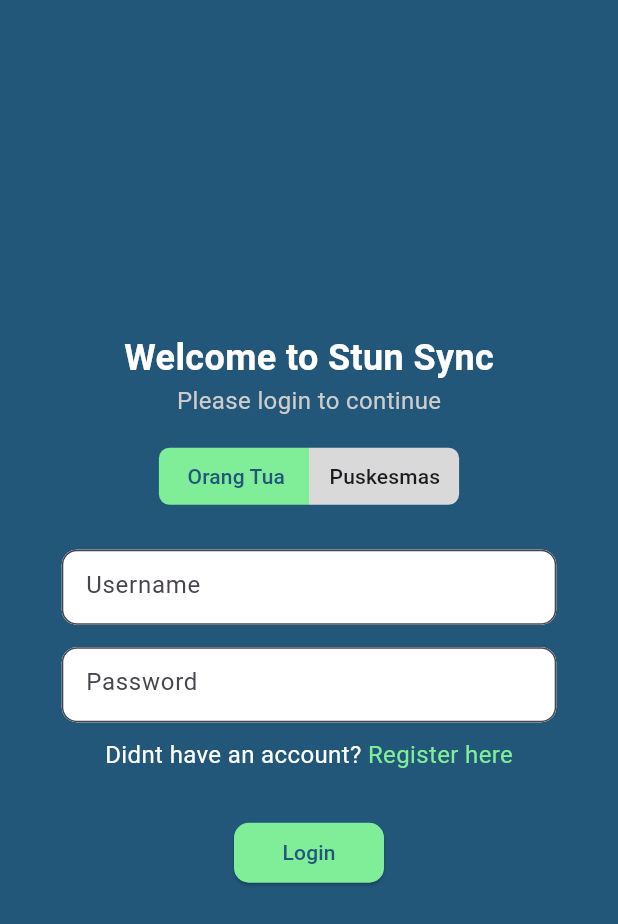
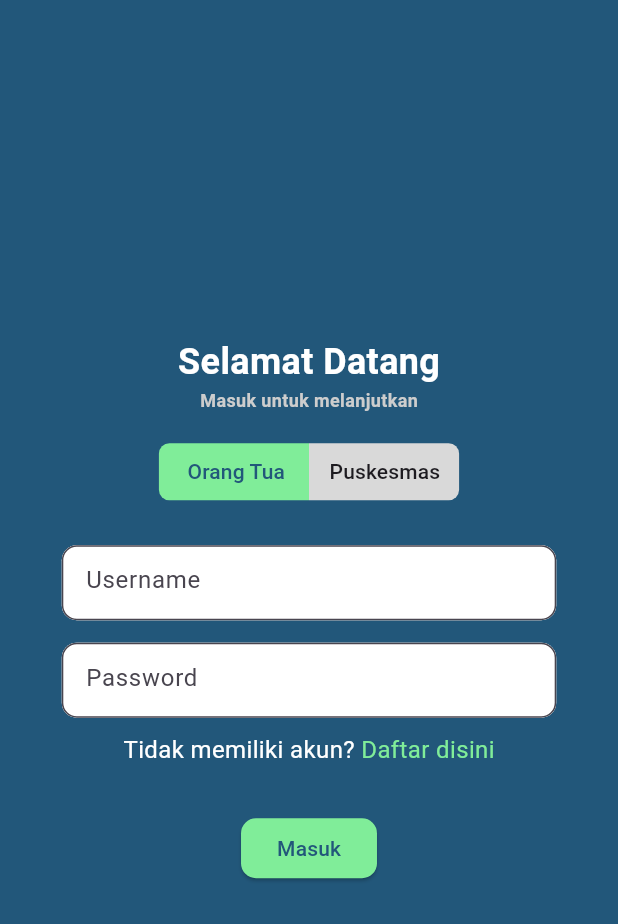
Before and after one commit to izasoerya/stun_sync, a Flutter app: the screen it shows after launch, on a phone screen of 412 x 824 dp. Shown: the top 924 px of the screen. Run offline on Flutter 3.47's test engine with Material 3 defaults, Android fonts, the phone set to English and light mode, and no system bars; our stand-ins replace awesome_snackbar_content, flutter_riverpod, go_router, riverpod, sqflite, syncfusion_flutter_charts; accounts and stored records are empty; Roboto replaces fonts that are missing (Poppins).

Commit message:
refactor title

```diff
--- a/lib/screen/login.dart
+++ b/lib/screen/login.dart
@@ -3,6 +3,7 @@ import 'package:sqflite/sqflite.dart';
 import 'package:flutter_riverpod/flutter_riverpod.dart';
 import 'package:awesome_snackbar_content/awesome_snackbar_content.dart';
 import 'package:stun_sync/components/atom/button_auth.dart';
+import 'package:stun_sync/components/atom/title_container.dart';
 import 'package:stun_sync/models/page_index.dart';
 import 'package:stun_sync/models/user_profile.dart';
 import 'package:stun_sync/router/page_router.dart';
@@ -43,21 +44,12 @@ class _LoginPageState extends ConsumerState<LoginPage> {
       child: Column(
         mainAxisAlignment: MainAxisAlignment.center,
         children: [
-          const Text(
-            'Welcome to Stun Sync',
-            style: TextStyle(
-              fontFamily: 'Poppins',
-              color: Colors.white,
-              fontSize: 24,
-              fontWeight: FontWeight.bold,
-            ),
-          ),
-          const Text('Please login to continue',
-              style: TextStyle(
-                fontFamily: 'Poppins',
-                color: Color.fromRGBO(205, 205, 205, 1),
-                fontSize: 16,
-              )),
+          const TitleContainer(
+              title: 'Selamat Datang', fontSize: 24, color: Colors.white),
+          const TitleContainer(
+              title: 'Masuk untuk melanjutkan',
+              fontSize: 12,
+              color: Color.fromRGBO(205, 205, 205, 1)),
           const Padding(padding: EdgeInsets.only(top: 15)),
           const RoleSlider(),
           const Padding(padding: EdgeInsets.only(top: 15)),
@@ -68,7 +60,7 @@ class _LoginPageState extends ConsumerState<LoginPage> {
           Row(
             mainAxisAlignment: MainAxisAlignment.center,
             children: [
-              const Text('Didnt have an account? ',
+              const Text('Tidak memiliki akun? ',
                   style: TextStyle(
                     fontFamily: 'Poppins',
                     color: Colors.white,
@@ -79,7 +71,7 @@ class _LoginPageState extends ConsumerState<LoginPage> {
                   pageIndex = PageIndex.registerPage;
                   PageRouter.router.go('/register');
                 },
-                child: const Text('Register here',
+                child: const Text('Daftar disini',
                     style: TextStyle(
                       fontFamily: 'Poppins',
                       color: Color.fromRGBO(128, 237, 153, 1),
@@ -89,9 +81,7 @@ class _LoginPageState extends ConsumerState<LoginPage> {
             ],
           ),
           const Padding(padding: EdgeInsets.only(top: 30)),
-          SizedBox(
-            width: 100,
-            child: ButtonAuth(
+          ButtonAuth(
               onPressed: () async {
                 isLoggedIn = true;
                 Database db = await widget.sqLiteDB.openDB();
@@ -130,8 +120,7 @@ class _LoginPageState extends ConsumerState<LoginPage> {
                     ..showSnackBar(snackBar);
                 }
               },
-                label: 'Login'),
-          ),
+              label: 'Masuk'),
           const Padding(padding: EdgeInsets.only(top: 10)),
         ],
       ),
```
Lines whose indentation alone changed are shown as unchanged.
